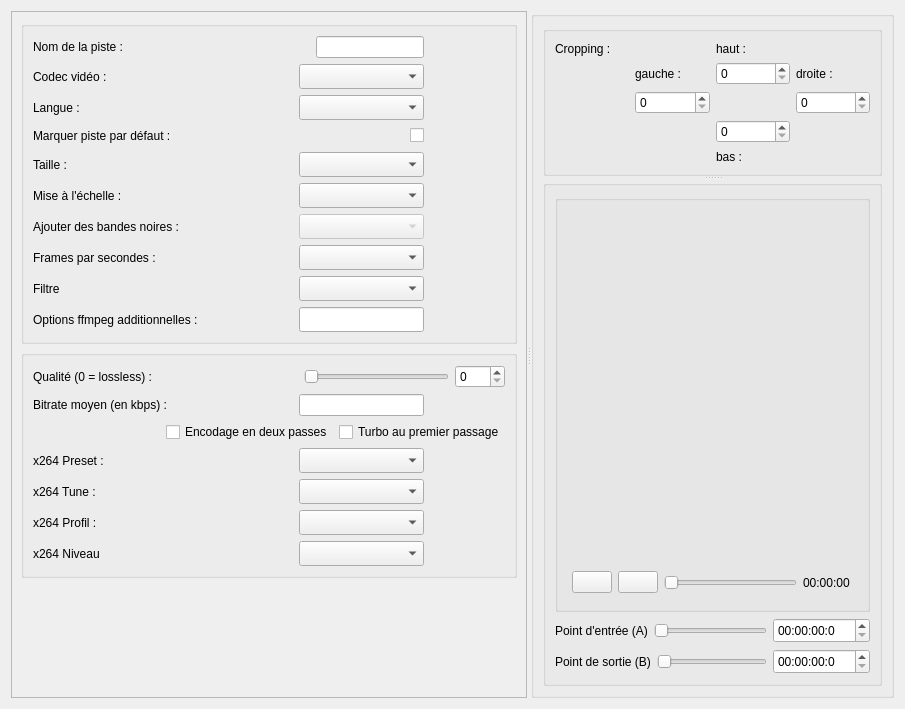
Before: the Qt Designer form src/View/videopane.ui in cinemaouvert/OCT, drawn with Qt 5.
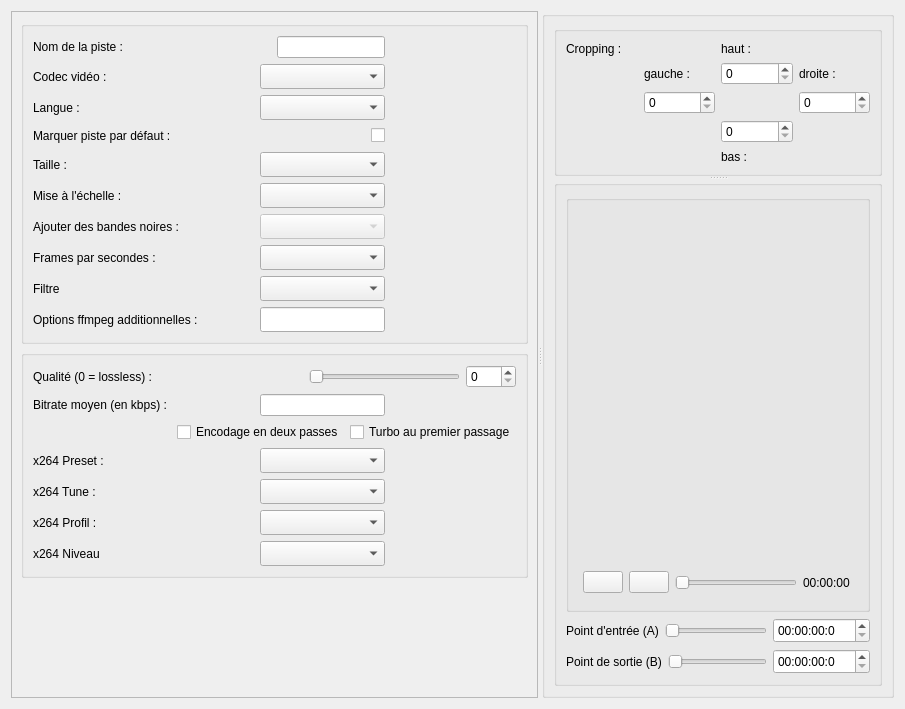
After: the same form once the commit is applied. Icons and pictures are not drawn. Custom widgets are drawn as their Qt base class.

Commit message: changed xml value and video label size

The edit to the form file:
```diff
--- a/src/View/videopane.ui
+++ b/src/View/videopane.ui
@@ -85,13 +85,13 @@
                   <widget class="QLabel" name="labelName">
                    <property name="minimumSize">
                     <size>
-                     <width>75</width>
+                     <width>125</width>
                      <height>0</height>
                     </size>
                    </property>
                    <property name="maximumSize">
                     <size>
-                     <width>75</width>
+                     <width>125</width>
                      <height>16777215</height>
                     </size>
                    </property>
@@ -157,13 +157,13 @@
                   <widget class="QLabel" name="labelCodec">
                    <property name="minimumSize">
                     <size>
-                     <width>75</width>
+                     <width>125</width>
                      <height>0</height>
                     </size>
                    </property>
                    <property name="maximumSize">
                     <size>
-                     <width>75</width>
+                     <width>125</width>
                      <height>16777215</height>
                     </size>
                    </property>
@@ -229,13 +229,13 @@
                   <widget class="QLabel" name="labelLanguage">
                    <property name="minimumSize">
                     <size>
-                     <width>75</width>
+                     <width>125</width>
                      <height>0</height>
                     </size>
                    </property>
                    <property name="maximumSize">
                     <size>
-                     <width>75</width>
+                     <width>125</width>
                      <height>16777215</height>
                     </size>
                    </property>
@@ -289,13 +289,13 @@
                   <widget class="QLabel" name="labelDefault">
                    <property name="minimumSize">
                     <size>
-                     <width>75</width>
+                     <width>125</width>
                      <height>0</height>
                     </size>
                    </property>
                    <property name="maximumSize">
                     <size>
-                     <width>75</width>
+                     <width>125</width>
                      <height>16777215</height>
                     </size>
                    </property>
@@ -358,13 +358,13 @@
                   <widget class="QLabel" name="labelSize">
                    <property name="minimumSize">
                     <size>
-                     <width>75</width>
+                     <width>125</width>
                      <height>0</height>
                     </size>
                    </property>
                    <property name="maximumSize">
                     <size>
-                     <width>75</width>
+                     <width>125</width>
                      <height>16777215</height>
                     </size>
                    </property>
@@ -433,13 +433,13 @@
                   <widget class="QLabel" name="labelScale">
                    <property name="minimumSize">
                     <size>
-                     <width>75</width>
+                     <width>125</width>
                      <height>0</height>
                     </size>
                    </property>
                    <property name="maximumSize">
                     <size>
-                     <width>75</width>
+                     <width>125</width>
                      <height>16777215</height>
                     </size>
                    </property>
@@ -508,13 +508,13 @@
                   <widget class="QLabel" name="labelBars">
                    <property name="minimumSize">
                     <size>
-                     <width>75</width>
+                     <width>125</width>
                      <height>0</height>
                     </size>
                    </property>
                    <property name="maximumSize">
                     <size>
-                     <width>75</width>
+                     <width>125</width>
                      <height>16777215</height>
                     </size>
                    </property>
@@ -574,13 +574,13 @@
                   <widget class="QLabel" name="labelFPS">
                    <property name="minimumSize">
                     <size>
-                     <width>75</width>
+                     <width>125</width>
                      <height>0</height>
                     </size>
                    </property>
                    <property name="maximumSize">
                     <size>
-                     <width>75</width>
+                     <width>125</width>
                      <height>16777215</height>
                     </size>
                    </property>
@@ -646,13 +646,13 @@
                   <widget class="QLabel" name="labelFiltre">
                    <property name="minimumSize">
                     <size>
-                     <width>75</width>
+                     <width>125</width>
                      <height>0</height>
                     </size>
                    </property>
                    <property name="maximumSize">
                     <size>
-                     <width>75</width>
+                     <width>125</width>
                      <height>16777215</height>
                     </size>
                    </property>
@@ -709,13 +709,13 @@
                   <widget class="QLabel" name="label_OptionsFfmpegDefault">
                    <property name="minimumSize">
                     <size>
-                     <width>75</width>
+                     <width>125</width>
                      <height>0</height>
                     </size>
                    </property>
                    <property name="maximumSize">
                     <size>
-                     <width>75</width>
+                     <width>125</width>
                      <height>16777215</height>
                     </size>
                    </property>
@@ -859,13 +859,13 @@
                   <widget class="QLabel" name="label_AverageBitrateDefault">
                    <property name="minimumSize">
                     <size>
-                     <width>75</width>
+                     <width>125</width>
                      <height>0</height>
                     </size>
                    </property>
                    <property name="maximumSize">
                     <size>
-                     <width>75</width>
+                     <width>125</width>
                      <height>16777215</height>
                     </size>
                    </property>
@@ -962,13 +962,13 @@
                   <widget class="QLabel" name="label_x264PresetDefault">
                    <property name="minimumSize">
                     <size>
-                     <width>75</width>
+                     <width>125</width>
                      <height>0</height>
                     </size>
                    </property>
                    <property name="maximumSize">
                     <size>
-                     <width>75</width>
+                     <width>125</width>
                      <height>16777215</height>
                     </size>
                    </property>
@@ -1022,13 +1022,13 @@
                   <widget class="QLabel" name="label_x264TuneDefault">
                    <property name="minimumSize">
                     <size>
-                     <width>75</width>
+                     <width>125</width>
                      <height>0</height>
                     </size>
                    </property>
                    <property name="maximumSize">
                     <size>
-                     <width>75</width>
+                     <width>125</width>
                      <height>16777215</height>
                     </size>
                    </property>
@@ -1085,13 +1085,13 @@
                   <widget class="QLabel" name="label_x264ProfileDefault">
                    <property name="minimumSize">
                     <size>
-                     <width>75</width>
+                     <width>125</width>
                      <height>0</height>
                     </size>
                    </property>
                    <property name="maximumSize">
                     <size>
-                     <width>75</width>
+                     <width>125</width>
                      <height>16777215</height>
                     </size>
                    </property>
@@ -1145,13 +1145,13 @@
                   <widget class="QLabel" name="label_x264LevelDefault">
                    <property name="minimumSize">
                     <size>
-                     <width>75</width>
+                     <width>125</width>
                      <height>0</height>
                     </size>
                    </property>
                    <property name="maximumSize">
                     <size>
-                     <width>75</width>
+                     <width>125</width>
                      <height>16777215</height>
                     </size>
                    </property>
```
The commit also changes 1 other file.
